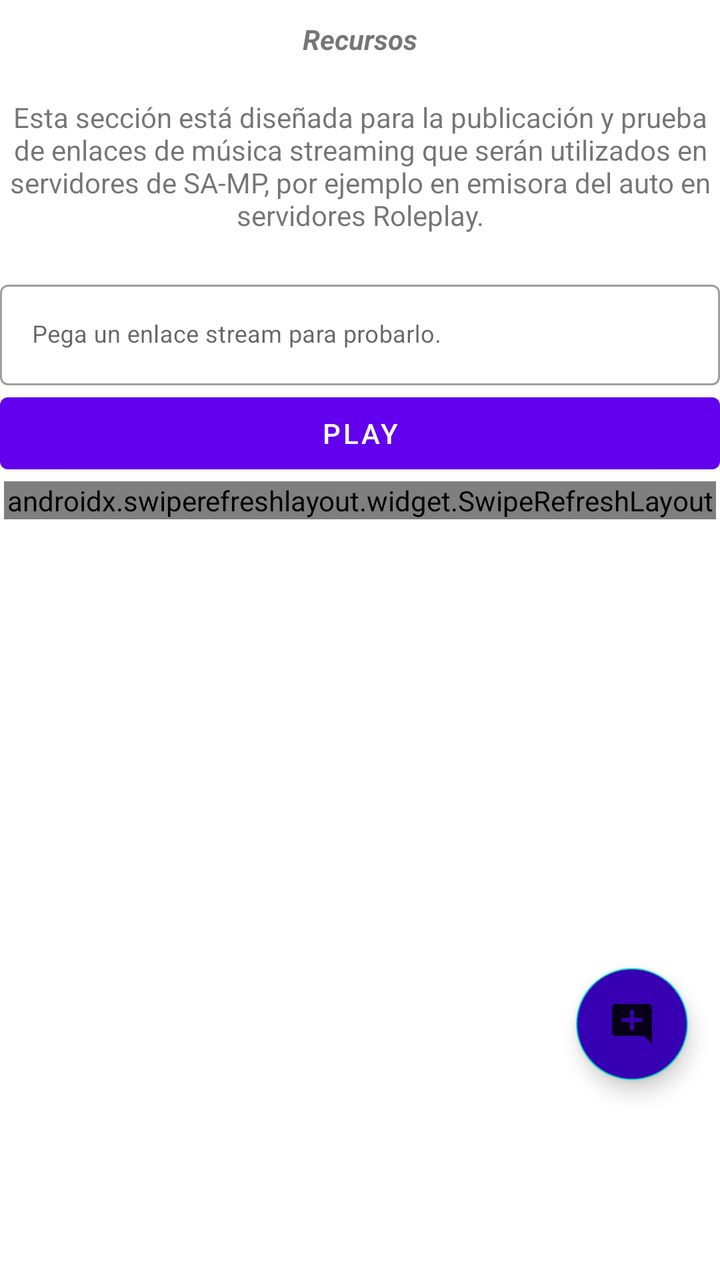
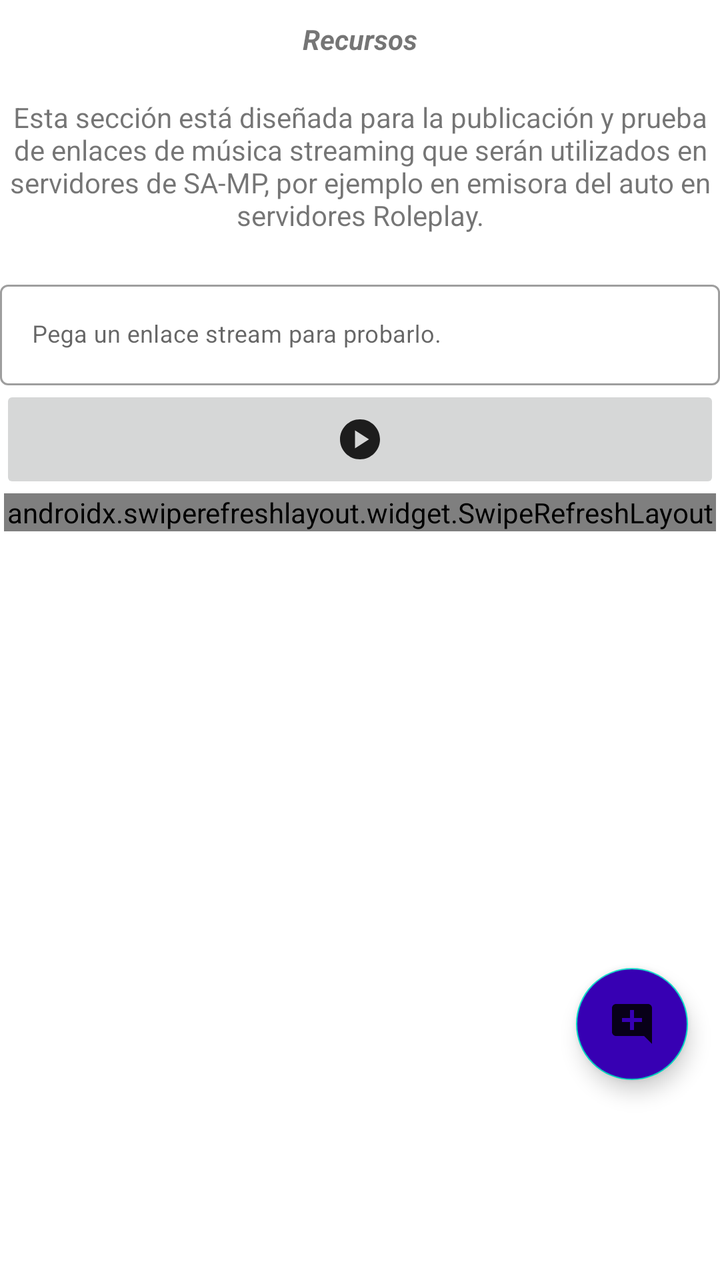

The first picture is an Android layout as it rendered before a commit; the second is the same layout after the commit. The layout source and the unified diff follow.
<!-- AndroidManifest.xml: fallback theme Theme.MaterialComponents.DayNight.NoActionBar -->
<!-- res/layout/fragment_media.xml -->
<?xml version="1.0" encoding="utf-8"?>
<androidx.constraintlayout.widget.ConstraintLayout xmlns:android="http://schemas.android.com/apk/res/android"
    xmlns:app="http://schemas.android.com/apk/res-auto"
    xmlns:tools="http://schemas.android.com/tools"
    android:layout_width="match_parent"
    android:layout_height="match_parent"
    tools:context=".view.MediaFragment">

    <LinearLayout
        android:layout_width="match_parent"
        android:layout_height="match_parent"
        android:orientation="vertical"
        app:layout_constraintBottom_toBottomOf="parent"
        app:layout_constraintEnd_toEndOf="parent"
        app:layout_constraintStart_toStartOf="parent"
        app:layout_constraintTop_toTopOf="parent">

        <TextView
            android:id="@+id/titulo_multimedia"
            android:layout_width="match_parent"
            android:layout_height="wrap_content"
            android:layout_marginVertical="10dp"
            android:text="Recursos"
            android:textAlignment="center"
            android:textStyle="bold|italic"
            app:layout_constraintEnd_toEndOf="parent"
            app:layout_constraintStart_toStartOf="parent"
            app:layout_constraintTop_toTopOf="parent" />

        <TextView
            android:id="@+id/description"
            android:layout_width="match_parent"
            android:layout_height="wrap_content"
            android:layout_marginVertical="10dp"
            android:text="@string/descripcion_mediascreen"
            android:textAlignment="center"
            app:layout_constraintEnd_toEndOf="parent"
            app:layout_constraintStart_toStartOf="parent"
            app:layout_constraintTop_toBottomOf="@+id/titulo_multimedia" />

        <LinearLayout
            android:layout_width="match_parent"
            android:layout_height="wrap_content"
            android:orientation="vertical">

            <com.google.android.material.textfield.TextInputLayout
                style="@style/Widget.MaterialComponents.TextInputLayout.OutlinedBox"
                android:layout_width="match_parent"
                android:layout_height="wrap_content"
                android:layout_marginTop="10dp">

                <com.google.android.material.textfield.TextInputEditText
                    android:layout_width="match_parent"
                    android:textSize="12sp"
                    android:layout_height="wrap_content"
                    android:hint="@string/pega_link_test" />
            </com.google.android.material.textfield.TextInputLayout>

            <Button
                android:layout_width="match_parent"
                android:layout_height="wrap_content"
                android:text="@string/play" />
        </LinearLayout>

        <androidx.swiperefreshlayout.widget.SwipeRefreshLayout
            android:id="@+id/swiperefreshMedia"
            android:layout_width="match_parent"
            android:layout_height="wrap_content"
            android:layout_marginHorizontal="2dp"
            app:layout_constraintBottom_toBottomOf="parent"
            app:layout_constraintEnd_toEndOf="parent"
            app:layout_constraintHorizontal_bias="1.0"
            app:layout_constraintStart_toStartOf="parent"
            app:layout_constraintTop_toBottomOf="@+id/titulo_multimedia"
            app:layout_constraintVertical_bias="1.0"
            app:swipeRefreshLayoutProgressSpinnerBackgroundColor="@color/naranja_enfasis">

            <androidx.recyclerview.widget.RecyclerView
                android:id="@+id/contentMedia"
                android:layout_width="match_parent"
                android:layout_height="match_parent" />
        </androidx.swiperefreshlayout.widget.SwipeRefreshLayout>

        <com.facebook.shimmer.ShimmerFrameLayout
            android:id="@+id/progressShimerMedia"
            android:layout_width="match_parent"
            android:layout_height="0dp"
            android:layout_marginHorizontal="2dp"
            app:layout_constraintBottom_toBottomOf="parent"
            app:layout_constraintEnd_toEndOf="parent"
            app:layout_constraintHorizontal_bias="1.0"
            app:layout_constraintStart_toStartOf="parent"
            app:layout_constraintTop_toBottomOf="@+id/titulo_multimedia"
            app:layout_constraintVertical_bias="1.0"
            app:shimmer_auto_start="true">

            <LinearLayout
                android:layout_width="match_parent"
                android:layout_height="wrap_content"
                android:orientation="vertical">

                <include layout="@layout/layout_unit_shimer" />

                <include layout="@layout/layout_unit_shimer" />

                <include layout="@layout/layout_unit_shimer" />

                <include layout="@layout/layout_unit_shimer" />

                <include layout="@layout/layout_unit_shimer" />
            </LinearLayout>
        </com.facebook.shimmer.ShimmerFrameLayout>
    </LinearLayout>

    <TextView
        android:id="@+id/noMediaText"
        android:layout_width="wrap_content"
        android:layout_height="wrap_content"
        android:layout_marginHorizontal="20dp"
        android:gravity="center"
        android:text="@string/no_elements_media"
        android:textAlignment="center"
        android:textSize="18sp"
        android:visibility="gone"
        app:layout_constraintBottom_toBottomOf="parent"
        app:layout_constraintEnd_toEndOf="parent"
        app:layout_constraintStart_toStartOf="parent"
        app:layout_constraintTop_toTopOf="parent" />


    <com.google.android.material.floatingactionbutton.FloatingActionButton
        android:id="@+id/newPostMediaBtn"
        android:layout_width="wrap_content"
        android:layout_height="wrap_content"
        android:layout_marginBottom="100dp"
        android:backgroundTint="?attr/colorPrimaryVariant"
        android:contentDescription="Add Media Post Button"
        android:src="@drawable/ic_add_publi"
        app:layout_constraintBottom_toBottomOf="parent"
        app:layout_constraintEnd_toEndOf="parent"
        app:layout_constraintStart_toStartOf="@+id/guideline" />

    <androidx.constraintlayout.widget.Guideline
        android:id="@+id/guideline"
        android:layout_width="wrap_content"
        android:layout_height="wrap_content"
        android:orientation="vertical"
        app:layout_constraintGuide_percent="0.7542579" />

    <androidx.cardview.widget.CardView
        android:id="@+id/error_reload_media"
        android:layout_width="match_parent"
        android:layout_height="wrap_content"
        android:layout_margin="40dp"
        android:visibility="gone"
        app:layout_constraintBottom_toBottomOf="parent"
        app:layout_constraintEnd_toEndOf="parent"
        app:layout_constraintStart_toStartOf="parent"
        app:layout_constraintTop_toTopOf="parent">

        <LinearLayout
            android:layout_width="wrap_content"
            android:layout_height="wrap_content"
            android:orientation="vertical">

            <TextView
                android:layout_width="wrap_content"
                android:layout_height="wrap_content"
                android:layout_margin="5dp"
                android:text="@string/couldnot_find_posts"
                android:textAlignment="center"
                android:textSize="15sp" />

            <com.google.android.material.button.MaterialButton
                android:id="@+id/reload_posts_Media"
                android:layout_width="wrap_content"
                android:layout_height="wrap_content"
                android:layout_gravity="center"
                android:text="Reintentar"
                android:textColor="@color/white" />
        </LinearLayout>
    </androidx.cardview.widget.CardView>

</androidx.constraintlayout.widget.ConstraintLayout>
<!-- res/layout/layout_unit_shimer.xml (included above) -->
<?xml version="1.0" encoding="utf-8"?>
<androidx.constraintlayout.widget.ConstraintLayout xmlns:android="http://schemas.android.com/apk/res/android"
    xmlns:app="http://schemas.android.com/apk/res-auto"
    xmlns:tools="http://schemas.android.com/tools"
    android:id="@+id/publi_shimer"
    android:layout_width="match_parent"
    android:layout_height="wrap_content"
    android:layout_marginTop="5dp"
    android:background="@color/transparente"
    android:backgroundTint="@color/transparente"
    android:foreground="?android:attr/selectableItemBackground"
    android:padding="2dp">

    <androidx.cardview.widget.CardView
        android:id="@+id/c"
        android:layout_width="35dp"
        android:layout_height="35dp"
        android:layout_marginVertical="4dp"
        app:cardCornerRadius="10dp"
        app:layout_constraintStart_toStartOf="parent"
        app:layout_constraintTop_toTopOf="parent">

        <View
            android:id="@+id/imgProfileAuthor"
            android:layout_width="match_parent"
            android:layout_height="match_parent"
            android:background="?attr/colorOnTertiaryContainer" />
    </androidx.cardview.widget.CardView>

    <View
        android:id="@+id/t"
        android:layout_width="0dp"
        android:layout_height="15dp"
        android:layout_marginStart="5dp"
        android:layout_marginTop="2dp"
        android:background="?attr/colorOnTertiaryContainer"
        android:gravity="center"
        app:layout_constraintEnd_toEndOf="parent"
        app:layout_constraintStart_toEndOf="@+id/c"
        app:layout_constraintTop_toTopOf="@+id/c" />


    <TextView
        android:id="@+id/n"
        android:layout_width="60dp"
        android:layout_height="15dp"
        android:layout_marginStart="5dp"
        android:layout_marginBottom="2dp"
        android:background="?attr/colorOnTertiaryContainer"
        android:gravity="start"
        app:layout_constraintBottom_toBottomOf="@+id/c"
        app:layout_constraintStart_toEndOf="@+id/c"
        app:layout_constraintTop_toBottomOf="@+id/t" />

    <TextView
        android:layout_width="60dp"
        android:layout_height="15dp"
        android:layout_marginStart="5dp"
        android:layout_marginBottom="2dp"
        android:background="?attr/colorOnTertiaryContainer"
        android:gravity="end"
        app:layout_constraintBottom_toBottomOf="@+id/c"
        app:layout_constraintEnd_toEndOf="parent"
        app:layout_constraintTop_toBottomOf="@+id/t" />

    <View
        android:id="@+id/co"
        android:layout_width="match_parent"
        android:layout_height="90dp"
        android:layout_marginVertical="10dp"
        android:layout_marginTop="90dp"
        android:background="?attr/colorOnTertiaryContainer"
        app:cardCornerRadius="4dp"
        app:layout_constraintEnd_toEndOf="parent"
        app:layout_constraintHorizontal_bias="0.0"
        app:layout_constraintStart_toStartOf="parent"
        app:layout_constraintTop_toBottomOf="@+id/n" />

    <TextView
        android:id="@+id/cuerpoP"
        android:layout_width="match_parent"
        android:layout_height="15dp"
        android:layout_marginTop="5dp"
        android:background="?attr/colorOnTertiaryContainer"
        android:ellipsize="end"
        android:maxLines="5"
        android:textStyle="bold"
        app:layout_constraintBottom_toTopOf="@id/con"
        app:layout_constraintEnd_toEndOf="parent"
        app:layout_constraintStart_toStartOf="parent"
        app:layout_constraintTop_toBottomOf="@+id/co" />


    <LinearLayout
        android:id="@+id/con"
        android:layout_width="match_parent"
        android:layout_height="wrap_content"
        android:gravity="end"
        android:orientation="horizontal"
        app:layout_constraintBottom_toBottomOf="parent"
        app:layout_constraintEnd_toEndOf="parent"
        app:layout_constraintStart_toStartOf="parent"
        app:layout_constraintTop_toBottomOf="@+id/cuerpoP">

        <TextView
            android:id="@+id/leer_mas"
            android:layout_width="0dp"
            android:layout_height="match_parent"
            android:layout_weight="15"
            android:background="?attr/colorOnTertiaryContainer"
            app:layout_constraintBottom_toBottomOf="parent"
            app:layout_constraintEnd_toEndOf="parent"
            app:layout_constraintStart_toStartOf="parent"
            app:layout_constraintTop_toBottomOf="@+id/cuerpoP" />

        <ImageButton
            android:id="@+id/b"
            android:layout_width="20dp"
            android:layout_height="20dp"
            android:layout_weight="1"
            android:background="?attr/colorOnTertiaryContainer" />

        <ImageButton
            android:id="@+id/deletePost"
            android:layout_width="wrap_content"
            android:layout_height="match_parent"
            android:layout_weight="1"
            android:background="@color/transparente"
            android:contentDescription="Guardar Post"
            android:foreground="?android:attr/selectableItemBackground"
            android:src="@drawable/ic_delete"
            android:visibility="gone" />
    </LinearLayout>

    <View
        android:layout_width="match_parent"
        android:layout_height="1dp"
        android:layout_marginTop="10dp"
        android:background="?attr/colorOnTertiaryContainer"
        app:layout_constraintBottom_toBottomOf="parent"
        app:layout_constraintTop_toBottomOf="@+id/con"
        tools:layout_editor_absoluteX="10dp" />
</androidx.constraintlayout.widget.ConstraintLayout>
<!-- resources referenced by this layout -->
<resources>
  <color name="naranja_enfasis">#FF8200</color>
  <color name="transparente">#00FFFFFF</color>
  <color name="white">#FFFFFFFF</color>
  <!-- drawable ic_add_publi (drawable) -->
  <vector xmlns:android="http://schemas.android.com/apk/res/android"
      android:width="24dp"
      android:height="24dp"
      android:alpha="0.87"
      android:tint="?attr/colorPrimary"
      android:viewportWidth="24"
      android:viewportHeight="24">
  
      <path
          android:fillColor="@android:color/white"
          android:pathData="M21.99,4c0,-1.1 -0.89,-2 -1.99,-2H4c-1.1,0 -2,0.9 -2,2v12c0,1.1 0.9,2 2,2h14l4,4 -0.01,-18zM17,11h-4v4h-2v-4H7V9h4V5h2v4h4v2z" />
  
  </vector>
  <!-- drawable ic_delete (drawable) -->
  <vector xmlns:android="http://schemas.android.com/apk/res/android"
      android:width="24dp"
      android:height="24dp"
      android:alpha="0.87"
      android:tint="#CC0303"
      android:viewportWidth="24"
      android:viewportHeight="24">
  
      <path
          android:fillColor="@android:color/white"
          android:pathData="M6,19c0,1.1 0.9,2 2,2h8c1.1,0 2,-0.9 2,-2L18,7L6,7v12zM8.46,11.88l1.41,-1.41L12,12.59l2.12,-2.12 1.41,1.41L13.41,14l2.12,2.12 -1.41,1.41L12,15.41l-2.12,2.12 -1.41,-1.41L10.59,14l-2.13,-2.12zM15.5,4l-1,-1h-5l-1,1L5,4v2h14L19,4z" />
  
  </vector>
  <string name="couldnot_find_posts">No hemos podido encontrar publicaciones en este momento.</string>
  <string name="descripcion_mediascreen">Esta sección está diseñada para la publicación y prueba de enlaces de música streaming que serán utilizados en servidores de SA-MP, por ejemplo en emisora del auto en servidores Roleplay.</string>
  <string name="no_elements_media">No hay elementos en esta sección aún, ¡Crea uno!</string>
  <string name="pega_link_test">Pega un enlace stream para probarlo.</string>
  <string name="play">Play</string>
</resources>

<!-- the commit's change to res/layout/fragment_media.xml (unified diff, before → after) -->
@@ -4,6 +4,7 @@
     xmlns:tools="http://schemas.android.com/tools"
     android:layout_width="match_parent"
     android:layout_height="match_parent"
+    android:fitsSystemWindows="true"
     tools:context=".view.MediaFragment">
 
     <LinearLayout
@@ -50,15 +51,19 @@
                 android:layout_marginTop="10dp">
 
                 <com.google.android.material.textfield.TextInputEditText
+                    android:id="@+id/generalInputLink"
                     android:layout_width="match_parent"
-                    android:textSize="12sp"
                     android:layout_height="wrap_content"
-                    android:hint="@string/pega_link_test" />
+                    android:hint="@string/pega_link_test"
+                    android:textSize="12sp" />
             </com.google.android.material.textfield.TextInputLayout>
 
-            <Button
+            <ImageButton
+                android:id="@+id/generalBtnPlayLink"
                 android:layout_width="match_parent"
                 android:layout_height="wrap_content"
+                android:padding="15dp"
+                android:src="@drawable/ic_play_music"
                 android:text="@string/play" />
         </LinearLayout>
 
<!-- resource entries referenced after the edit -->
@@ -31,6 +31,12 @@
           android:pathData="M6,19c0,1.1 0.9,2 2,2h8c1.1,0 2,-0.9 2,-2L18,7L6,7v12zM8.46,11.88l1.41,-1.41L12,12.59l2.12,-2.12 1.41,1.41L13.41,14l2.12,2.12 -1.41,1.41L12,15.41l-2.12,2.12 -1.41,-1.41L10.59,14l-2.13,-2.12zM15.5,4l-1,-1h-5l-1,1L5,4v2h14L19,4z" />
   
   </vector>
+  <!-- drawable ic_play_music (drawable) -->
+  <vector xmlns:android="http://schemas.android.com/apk/res/android" android:alpha="0.87" android:height="24dp" android:tint="#000000" android:viewportHeight="24" android:viewportWidth="24" android:width="24dp">
+        
+      <path android:fillColor="@android:color/white" android:pathData="M12,2C6.48,2 2,6.48 2,12s4.48,10 10,10s10,-4.48 10,-10S17.52,2 12,2zM9.5,16.5v-9l7,4.5L9.5,16.5z"/>
+      
+  </vector>
   <string name="couldnot_find_posts">No hemos podido encontrar publicaciones en este momento.</string>
   <string name="descripcion_mediascreen">Esta sección está diseñada para la publicación y prueba de enlaces de música streaming que serán utilizados en servidores de SA-MP, por ejemplo en emisora del auto en servidores Roleplay.</string>
   <string name="no_elements_media">No hay elementos en esta sección aún, ¡Crea uno!</string>
